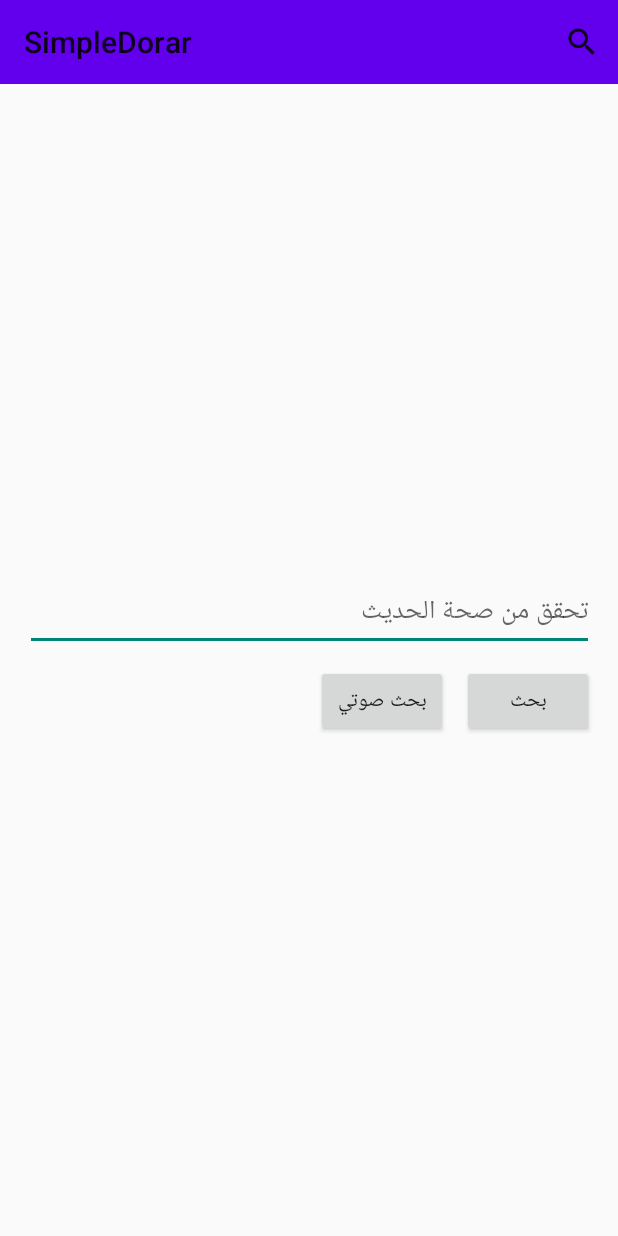
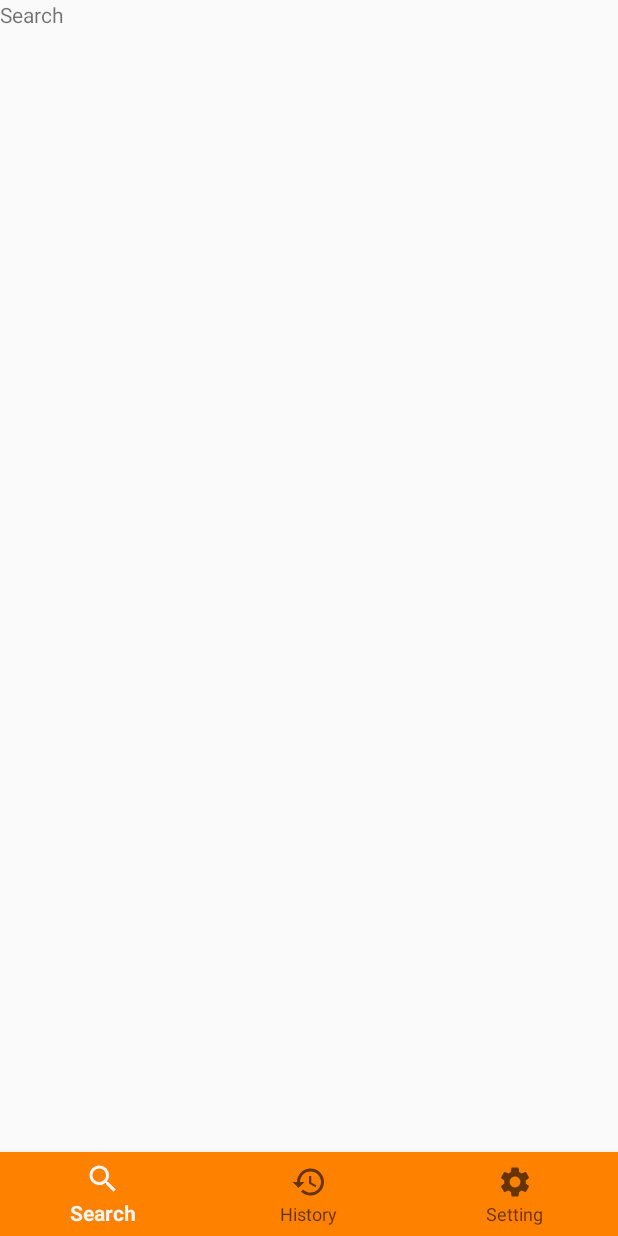
Before and after one commit to ihfazhillah/SimpleDorar, an Android app: the screen it shows after launch (MainActivity before the commit, NewMainActivity after it), on a phone screen of 412 x 824 dp. Run offline under Robolectric (Android 15) with nearby library versions, the phone set to English and light mode, and no system bars; our stand-ins replace data binding, navigation-ui; Roboto replaces fonts that are not available here.

Commit message:
initiate fragments with bottom navigation

```diff
--- a/app/build.gradle
+++ b/app/build.gradle
@@ -32,6 +32,10 @@ android {
     kotlinOptions {
         jvmTarget = '1.8'
     }
+
+    buildFeatures {
+        dataBinding = true
+    }
 }
 
 dependencies {
@@ -53,6 +57,7 @@ dependencies {
 
     implementation "androidx.navigation:navigation-fragment-ktx:$nav_version"
     implementation "androidx.navigation:navigation-ui-ktx:$nav_version"
+    implementation 'androidx.legacy:legacy-support-v4:1.0.0'
 
     testImplementation 'junit:junit:4.12'
     androidTestImplementation 'androidx.test.ext:junit:1.1.1'
--- /dev/null
+++ b/app/src/main/java/com/ihfazh/simpledorar/NewMainActivity.kt
@@ -0,0 +1,23 @@
+package com.ihfazh.simpledorar
+
+import androidx.appcompat.app.AppCompatActivity
+import android.os.Bundle
+import androidx.navigation.NavController
+import androidx.navigation.fragment.NavHostFragment
+import androidx.navigation.ui.setupWithNavController
+import com.ihfazh.simpledorar.databinding.ActivityNewMainBinding
+
+class NewMainActivity : AppCompatActivity() {
+    private lateinit var navController: NavController
+
+    override fun onCreate(savedInstanceState: Bundle?) {
+        super.onCreate(savedInstanceState)
+        val binding = ActivityNewMainBinding.inflate(layoutInflater).apply {
+            val navHost = supportFragmentManager.findFragmentById(R.id.fragmentContainer) as NavHostFragment
+            navController = navHost.navController
+
+            bottomNavigation.setupWithNavController(navController)
+        }
+        setContentView(binding.root)
+    }
+}
--- /dev/null
+++ b/app/src/main/java/com/ihfazh/simpledorar/fragments/SearchFragment.kt
@@ -0,0 +1,60 @@
+package com.ihfazh.simpledorar.fragments
+
+import android.os.Bundle
+import androidx.fragment.app.Fragment
+import android.view.LayoutInflater
+import android.view.View
+import android.view.ViewGroup
+import com.ihfazh.simpledorar.R
+
+// TODO: Rename parameter arguments, choose names that match
+// the fragment initialization parameters, e.g. ARG_ITEM_NUMBER
+private const val ARG_PARAM1 = "param1"
+private const val ARG_PARAM2 = "param2"
+
+/**
+ * A simple [Fragment] subclass.
+ * Use the [SearchFragment.newInstance] factory method to
+ * create an instance of this fragment.
+ */
+class SearchFragment : Fragment() {
+    // TODO: Rename and change types of parameters
+    private var param1: String? = null
+    private var param2: String? = null
+
+    override fun onCreate(savedInstanceState: Bundle?) {
+        super.onCreate(savedInstanceState)
+        arguments?.let {
+            param1 = it.getString(ARG_PARAM1)
+            param2 = it.getString(ARG_PARAM2)
+        }
+    }
+
+    override fun onCreateView(
+        inflater: LayoutInflater, container: ViewGroup?,
+        savedInstanceState: Bundle?
+    ): View? {
+        // Inflate the layout for this fragment
+        return inflater.inflate(R.layout.fragment_search, container, false)
+    }
+
+    companion object {
+        /**
+         * Use this factory method to create a new instance of
+         * this fragment using the provided parameters.
+         *
+         * @param param1 Parameter 1.
+         * @param param2 Parameter 2.
+         * @return A new instance of fragment SearchFragment.
+         */
+        // TODO: Rename and change types and number of parameters
+        @JvmStatic
+        fun newInstance(param1: String, param2: String) =
+            SearchFragment().apply {
+                arguments = Bundle().apply {
+                    putString(ARG_PARAM1, param1)
+                    putString(ARG_PARAM2, param2)
+                }
+            }
+    }
+}
--- /dev/null
+++ b/app/src/main/res/drawable/ic_baseline_history_24.xml
@@ -0,0 +1,10 @@
+<vector xmlns:android="http://schemas.android.com/apk/res/android"
+    android:width="24dp"
+    android:height="24dp"
+    android:viewportWidth="24"
+    android:viewportHeight="24"
+    android:tint="?attr/colorControlNormal">
+  <path
+      android:fillColor="@android:color/white"
+      android:pathData="M13,3c-4.97,0 -9,4.03 -9,9L1,12l3.89,3.89 0.07,0.14L9,12L6,12c0,-3.87 3.13,-7 7,-7s7,3.13 7,7 -3.13,7 -7,7c-1.93,0 -3.68,-0.79 -4.94,-2.06l-1.42,1.42C8.27,19.99 10.51,21 13,21c4.97,0 9,-4.03 9,-9s-4.03,-9 -9,-9zM12,8v5l4.28,2.54 0.72,-1.21 -3.5,-2.08L13.5,8L12,8z"/>
+</vector>
--- /dev/null
+++ b/app/src/main/res/drawable/ic_baseline_settings_24.xml
@@ -0,0 +1,10 @@
+<vector xmlns:android="http://schemas.android.com/apk/res/android"
+    android:width="24dp"
+    android:height="24dp"
+    android:viewportWidth="24"
+    android:viewportHeight="24"
+    android:tint="?attr/colorControlNormal">
+  <path
+      android:fillColor="@android:color/white"
+      android:pathData="M19.14,12.94c0.04,-0.3 0.06,-0.61 0.06,-0.94c0,-0.32 -0.02,-0.64 -0.07,-0.94l2.03,-1.58c0.18,-0.14 0.23,-0.41 0.12,-0.61l-1.92,-3.32c-0.12,-0.22 -0.37,-0.29 -0.59,-0.22l-2.39,0.96c-0.5,-0.38 -1.03,-0.7 -1.62,-0.94L14.4,2.81c-0.04,-0.24 -0.24,-0.41 -0.48,-0.41h-3.84c-0.24,0 -0.43,0.17 -0.47,0.41L9.25,5.35C8.66,5.59 8.12,5.92 7.63,6.29L5.24,5.33c-0.22,-0.08 -0.47,0 -0.59,0.22L2.74,8.87C2.62,9.08 2.66,9.34 2.86,9.48l2.03,1.58C4.84,11.36 4.8,11.69 4.8,12s0.02,0.64 0.07,0.94l-2.03,1.58c-0.18,0.14 -0.23,0.41 -0.12,0.61l1.92,3.32c0.12,0.22 0.37,0.29 0.59,0.22l2.39,-0.96c0.5,0.38 1.03,0.7 1.62,0.94l0.36,2.54c0.05,0.24 0.24,0.41 0.48,0.41h3.84c0.24,0 0.44,-0.17 0.47,-0.41l0.36,-2.54c0.59,-0.24 1.13,-0.56 1.62,-0.94l2.39,0.96c0.22,0.08 0.47,0 0.59,-0.22l1.92,-3.32c0.12,-0.22 0.07,-0.47 -0.12,-0.61L19.14,12.94zM12,15.6c-1.98,0 -3.6,-1.62 -3.6,-3.6s1.62,-3.6 3.6,-3.6s3.6,1.62 3.6,3.6S13.98,15.6 12,15.6z"/>
+</vector>
--- /dev/null
+++ b/app/src/main/res/layout/activity_new_main.xml
@@ -0,0 +1,38 @@
+<?xml version="1.0" encoding="utf-8"?>
+<layout
+    xmlns:android="http://schemas.android.com/apk/res/android"
+    xmlns:app="http://schemas.android.com/apk/res-auto"
+    xmlns:tools="http://schemas.android.com/tools"
+    >
+    <androidx.constraintlayout.widget.ConstraintLayout
+        android:layout_width="match_parent"
+        android:layout_height="match_parent"
+        tools:context=".NewMainActivity">
+
+        <androidx.fragment.app.FragmentContainerView
+            android:layout_width="0dp"
+            android:layout_height="0dp"
+            app:layout_constraintStart_toStartOf="parent"
+            app:layout_constraintEnd_toEndOf="parent"
+            app:layout_constraintTop_toTopOf="parent"
+            app:layout_constraintBottom_toTopOf="@id/bottomNavigation"
+            android:id="@+id/fragmentContainer"
+            android:name="androidx.navigation.fragment.NavHostFragment"
+            app:defaultNavHost="true"
+            app:navGraph="@navigation/nav_graph"
+            />
+
+        <com.google.android.material.bottomnavigation.BottomNavigationView
+            android:layout_width="0dp"
+            android:layout_height="wrap_content"
+            android:id="@+id/bottomNavigation"
+            app:layout_constraintStart_toStartOf="parent"
+            app:layout_constraintEnd_toEndOf="parent"
+            app:layout_constraintBottom_toBottomOf="parent"
+            android:background="@color/colorPrimary"
+            app:menu="@menu/navigation"
+            />
+
+    </androidx.constraintlayout.widget.ConstraintLayout>
+
+</layout>
--- /dev/null
+++ b/app/src/main/res/layout/fragment_search.xml
@@ -0,0 +1,14 @@
+<?xml version="1.0" encoding="utf-8"?>
+<FrameLayout xmlns:android="http://schemas.android.com/apk/res/android"
+    xmlns:tools="http://schemas.android.com/tools"
+    android:layout_width="match_parent"
+    android:layout_height="match_parent"
+    tools:context=".fragments.SearchFragment">
+
+    <!-- TODO: Update blank fragment layout -->
+    <TextView
+        android:layout_width="match_parent"
+        android:layout_height="match_parent"
+        android:text="Search" />
+
+</FrameLayout>
--- /dev/null
+++ b/app/src/main/res/menu/navigation.xml
@@ -0,0 +1,17 @@
+<?xml version="1.0" encoding="utf-8"?>
+<menu xmlns:android="http://schemas.android.com/apk/res/android">
+    <item
+        android:icon="@drawable/ic_baseline_search_24"
+        android:title="@string/search"
+        android:id="@+id/searchFragment"
+        />
+    <item
+        android:icon="@drawable/ic_baseline_history_24"
+        android:title="@string/history"
+        android:id="@+id/historyFragment"
+        />
+    <item
+        android:icon="@drawable/ic_baseline_settings_24"
+        android:title="@string/setting"
+        android:id="@+id/settingFragment"/>
+</menu>
--- /dev/null
+++ b/app/src/main/res/navigation/nav_graph.xml
@@ -0,0 +1,23 @@
+<?xml version="1.0" encoding="utf-8"?>
+<navigation xmlns:android="http://schemas.android.com/apk/res/android"
+    xmlns:app="http://schemas.android.com/apk/res-auto"
+    app:startDestination="@id/searchFragment"
+    android:id="@+id/nav_graph">
+
+    <fragment
+        android:id="@+id/searchFragment"
+        android:name="com.ihfazh.simpledorar.fragments.SearchFragment"
+        android:label="fragment_search"
+        />
+    <fragment
+        android:id="@+id/historyFragment"
+        android:name="com.ihfazh.simpledorar.fragments.HistoryFragment"
+        android:label="fragment_history"
+        />
+    <fragment
+        android:id="@+id/settingFragment"
+        android:name="com.ihfazh.simpledorar.fragments.SettingFragment"
+        android:label="fragment_setting"
+        />
+
+</navigation>
--- a/app/src/main/res/values/colors.xml
+++ b/app/src/main/res/values/colors.xml
@@ -1,6 +1,6 @@
 <?xml version="1.0" encoding="utf-8"?>
 <resources>
-    <color name="colorPrimary">#6200EE</color>
-    <color name="colorPrimaryDark">#3700B3</color>
-    <color name="colorAccent">#03DAC5</color>
+    <color name="colorPrimary">#FF8100</color>
+    <color name="colorPrimaryDark">#FB000D</color>
+    <color name="colorAccent">#057D9F</color>
 </resources>
--- a/app/src/main/res/values/strings.xml
+++ b/app/src/main/res/values/strings.xml
@@ -15,4 +15,9 @@
     -->
     <string name="hello_world">Hello Square World!</string>
     <string name="search_locale">ar</string>
+    <!-- TODO: Remove or change this placeholder text -->
+    <string name="hello_blank_fragment">Hello blank fragment</string>
+    <string name="search">Search</string>
+    <string name="history">History</string>
+    <string name="setting">Setting</string>
 </resources>
--- a/build.gradle
+++ b/build.gradle
@@ -20,7 +20,7 @@ buildscript {
     }
     dependencies {
         classpath "com.android.tools.build:gradle:4.0.0"
-        classpath "org.jetbrains.kotlin:kotlin-gradle-plugin:$kotlin_version"
+        classpath "org.jetbrains.kotlin:kotlin-gradle-plugin:1.5.20"
 
 
         // NOTE: Do not place your application dependencies here; they belong
```
Also changed, not shown: app/src/main/AndroidManifest.xml (+28 -14 lines), app/src/main/java/com/ihfazh/simpledorar/fragments/HistoryFragment.kt (added, +60 -0 lines), app/src/main/java/com/ihfazh/simpledorar/fragments/SettingFragment.kt (added, +60 -0 lines), app/src/main/res/layout/fragment_history.xml (added, +14 -0 lines), app/src/main/res/layout/fragment_setting.xml (added, +14 -0 lines).
